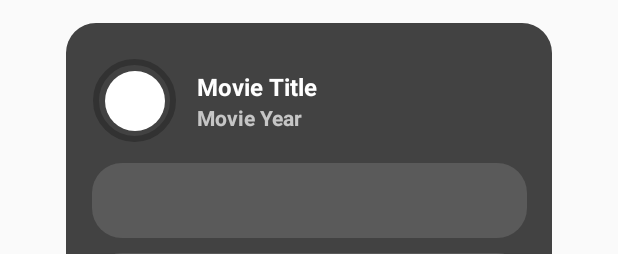
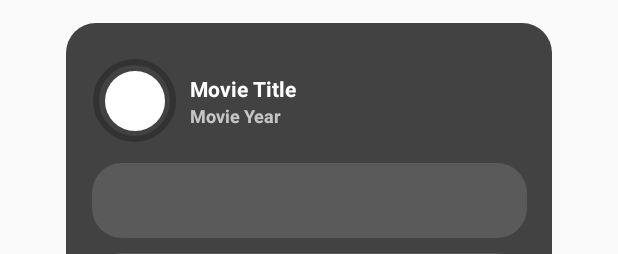
Before and after one commit to KolyaFedorenko/StormWatch, an Android app: the layout movie_view.xml on its own in the app's theme, with its tools: preview values and no code run, on a phone screen of 412 x 824 dp. Shown: the top 254 px of the screen. Run offline under Robolectric (Android 15) with nearby library versions, the phone set to English and light mode, and no system bars.

Commit message:
Updated MovieView style

```diff
--- a/app/src/main/res/layout/movie_view.xml
+++ b/app/src/main/res/layout/movie_view.xml
@@ -62,7 +62,7 @@
                 app:layout_constraintTop_toTopOf="parent"
                 app:layout_constraintStart_toEndOf="@id/clImageRating"
                 app:layout_constraintBottom_toBottomOf="parent"
-                android:layout_marginStart="10dp"
+                android:layout_marginStart="5dp"
                 android:layout_marginVertical="2dp">
 
                 <TextView
@@ -72,7 +72,7 @@
                     app:layout_constraintTop_toTopOf="parent"
                     app:layout_constraintStart_toStartOf="parent"
                     android:text="@string/movie_title"
-                    android:textSize="16sp"
+                    android:textSize="14sp"
                     android:textColor="@color/white"
                     android:textStyle="bold"/>
 
@@ -84,7 +84,7 @@
                     app:layout_constraintStart_toStartOf="parent"
                     android:textColor="@color/alphaWhite"
                     android:text="@string/movie_year"
-                    android:textSize="14sp"
+                    android:textSize="12sp"
                     android:textStyle="bold"/>
 
             </androidx.constraintlayout.widget.ConstraintLayout>
```
